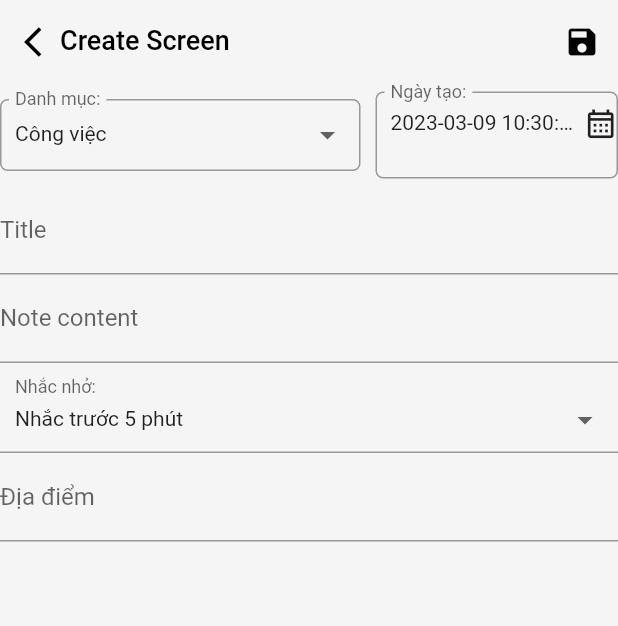
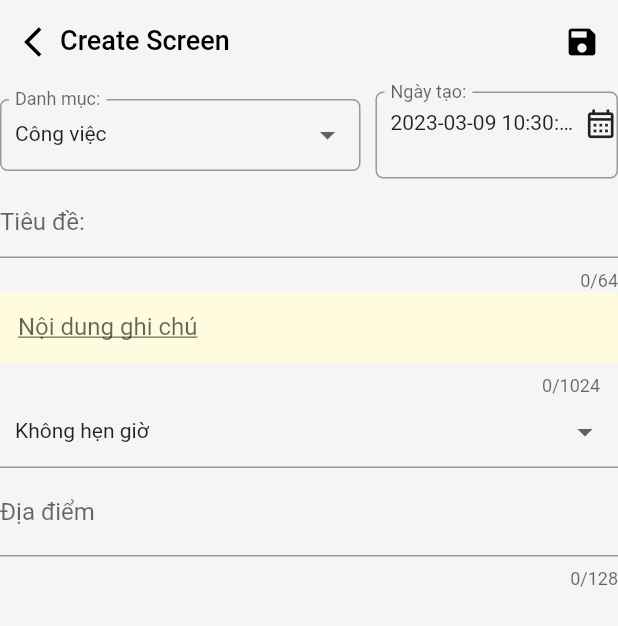
Before and after one commit to Hoang472000/AppNote, a Flutter app: the screen it shows after launch, after a tap on the "add" icon, on a phone screen of 412 x 824 dp. Shown: the top 626 px of the screen. Run offline on Flutter 3.47's test engine with Material 2 defaults, Android fonts, the phone set to English and light mode, and no system bars; our stand-ins replace cached_network_image, drift, equatable, flutter_bloc, flutter_html, flutter_svg and 2 more; accounts and stored records are empty; generated files the repository leaves out were written again.

Commit message:
HoangCV: add db

```diff
--- a/note_app/lib/resource/color.dart
+++ b/note_app/lib/resource/color.dart
@@ -3,4 +3,5 @@ import 'package:flutter/material.dart';
 class AppColor {
   static const Color text = Color(0xDD000000);
   static const Color background = Color(0xfff5f5f5);
+  static const Color yellow = Color(0xFFFFFBDE);
 }
--- a/note_app/lib/view/create_or_edit_page.dart
+++ b/note_app/lib/view/create_or_edit_page.dart
@@ -63,6 +63,11 @@ Future<void> _selectDate(BuildContext context, BuildContext contextBloc,
 }
 
 class _CreateOrEditPageState extends State<CreateOrEditPage> {
+  final titleController = TextEditingController();
+  final contentController = TextEditingController();
+  final addressController = TextEditingController();
+  bool _isNoteValid = false;
+
   @override
   Widget build(BuildContext context) {
     return BlocProvider(
@@ -77,11 +82,19 @@ class _CreateOrEditPageState extends State<CreateOrEditPage> {
             title: Text(widget.isCreate ? "Create Screen" : "Edit Screen",
                 style: StyleBkav.textStyleFW500(Colors.black, 18)),
             actions: [
-              IconButton(
-                  onPressed: () {},
+              BlocBuilder<CreateOrEditBloc, CreateOrEditState>(
+                  builder: (context, state) {
+                return IconButton(
+                    onPressed: () {
+                      context.read<CreateOrEditBloc>().add(InsertOrUpdateNote(
+                          title: titleController.text,
+                          contentNote: contentController.text,
+                          address: addressController.text));
+                    },
                     icon: widget.isCreate
                         ? const Icon(Icons.save)
-                      : const Icon(Icons.edit)),
+                        : const Icon(Icons.edit));
+              }),
             ],
           ),
           body: BlocConsumer<CreateOrEditBloc, CreateOrEditState>(
@@ -207,78 +220,81 @@ class _CreateOrEditPageState extends State<CreateOrEditPage> {
                         ],
                       ),
                     ),
-                    Container(
-                      child: TextFormField(
-                        controller: TextEditingController(),
+                    TextField(
+                      controller: titleController,
                       focusNode: FocusNode(),
-                        decoration: InputDecoration(
-                          hintText: "Title:",
-                          labelText: "Title",
-                          errorStyle: const TextStyle(
-                              color: Colors.redAccent, fontSize: 16.0),
+                      maxLength: 64,
+                      decoration: const InputDecoration(
+                        hintText: "Tiêu đề:",
+                        //labelText: "Title",
+                        /* errorStyle: const TextStyle(
+                            color: Colors.redAccent, fontSize: 16.0),*/
                       ),
+                      style: const TextStyle(fontSize: 16),
                     ),
-                    ),
-                    Container(
-                      child: TextFormField(
-                        controller: TextEditingController(),
+                    TextField(
+                      controller: contentController,
                       focusNode: FocusNode(),
-                        decoration: InputDecoration(
-                          hintText: "Note content:",
-                          labelText: "Note content",
-                          errorStyle: const TextStyle(
-                              color: Colors.redAccent, fontSize: 16.0),
-                        ),
-                      ),
+                      maxLines: null,
+                      maxLength: 1024,
+                      decoration: const InputDecoration(
+                          hintText: "Nội dung ghi chú",
+                          filled: true,
+                          fillColor: AppColor.yellow,
+                          enabledBorder:
+                              UnderlineInputBorder(borderSide: BorderSide.none),
+                          focusedBorder: UnderlineInputBorder(
+                              borderSide: BorderSide.none)),
+                      style: const TextStyle(
+                          fontSize: 16,
+                          decoration: TextDecoration.underline,
+                          decorationThickness: 1.0),
+                      onChanged: (value) {
+                        setState(() {
+                          _isNoteValid = value.trim().isNotEmpty;
+                        });
+                      },
                     ),
                     Container(
                       child: FormField<String>(
-                        builder:
-                            (FormFieldState<String> stateFrom) {
+                        builder: (FormFieldState<String> stateFrom) {
                           return InputDecorator(
-                            decoration: InputDecoration(
-                                labelText: "Nhắc nhở:",
-                                errorStyle: const TextStyle(
-                                    color: Colors.redAccent,
-                                    fontSize: 16.0),
-                                hintText: 'Please select expense',
-                                contentPadding:
-                                const EdgeInsets.symmetric(
-                                    vertical: 10.0,
-                                    horizontal: 10.0),
+                            decoration: const InputDecoration(
+                              //labelText: "Nhắc nhở:",
+                              errorStyle: TextStyle(
+                                  color: Colors.redAccent, fontSize: 16.0),
+                              hintText: "Nhắc nhở:",
+                              contentPadding: EdgeInsets.symmetric(
+                                  vertical: 10.0, horizontal: 10.0),
                               /*border: OutlineInputBorder(
                                     borderRadius:
                                     BorderRadius.circular(
-                                        5.0))*/),
+                                        5.0))*/
+                            ),
                             child: DropdownButtonHideUnderline(
                               child: DropdownButton<String>(
-                                value: (state.note??Note()).isNote?? true
-                                    ?state.listString[0]:state.listString[1],
+                                value: (state.note ?? Note()).isNote ?? true
+                                    ? state.listString[0]
+                                    : state.listString[1],
                                 isDense: true,
                                 isExpanded: true,
                                 onChanged: (String? newValue) {
-                                  context
-                                      .read<CreateOrEditBloc>()
-                                      .add(OnChangeString(
-                                      newValue ??state.listString[0]));
+                                  context.read<CreateOrEditBloc>().add(
+                                      OnChangeString(
+                                          newValue ?? state.listString[0]));
                                 },
-                                items: state.listString
-                                    .map((String value) {
+                                items: state.listString.map((String value) {
                                   return DropdownMenuItem<String>(
                                     value: value,
                                     child: value.isEmpty
                                         ? Container()
                                         : Text(value,
-                                        style: StyleBkav
-                                            .textStyleFW400(
-                                            AppColor.text,
-                                            14,
+                                            style: StyleBkav.textStyleFW400(
+                                                AppColor.text, 14,
                                                 overflow:
-                                            TextOverflow
-                                                .ellipsis),
+                                                    TextOverflow.ellipsis),
                                             maxLines: 1,
-                                        overflow: TextOverflow
-                                            .ellipsis),
+                                            overflow: TextOverflow.ellipsis),
                                   );
                                 }).toList(),
                               ),
@@ -289,13 +305,15 @@ class _CreateOrEditPageState extends State<CreateOrEditPage> {
                     ),
                     Container(
                       child: TextFormField(
-                        controller: TextEditingController(),
+                        controller: addressController,
                         focusNode: FocusNode(),
+                        maxLength: 128,
                         decoration: InputDecoration(
                             hintText: "Địa điểm:",
                             labelText: "Địa điểm",
                             errorStyle: const TextStyle(
-                              color: Colors.redAccent, fontSize: 16.0)/*,border:InputBorder.none*/
+                                color: Colors.redAccent,
+                                fontSize: 16.0) /*,border:InputBorder.none*/
                             ),
                       ),
                     ),
--- a/note_app/lib/view_model/note/create_or_edit_bloc.dart
+++ b/note_app/lib/view_model/note/create_or_edit_bloc.dart
@@ -2,6 +2,7 @@ import 'dart:async';
 
 import 'package:flutter_bloc/flutter_bloc.dart';
 import 'package:note_app/data/entity/category.dart';
+import 'package:note_app/data/entity/todo.dart';
 import 'package:note_app/utils/logger.dart';
 import '../../data/entity/note_entity.dart';
 import '../../data/repository.dart';
@@ -24,28 +25,49 @@ class CreateOrEditBloc extends Bloc<CreateOrEditEvent, CreateOrEditState> {
   FutureOr<void> _getListNote(
       GetListNote event, Emitter<CreateOrEditState> emit) async {
     Note note = Note(
-        categoryId: 0, category: "Công việc", date: DateTime.now().toString(), isNote: false);
+        id: 0,
+        categoryId: 0,
+        category: "Công việc",
+        date: DateTime.now().toString(),
+        isNote: false);
     List<Category> listCategory = [
       Category(0, "Công việc"),
       Category(1, "Học tập"),
       Category(2, "Riêng tư"),
     ];
-    List<String> listString = ["Không hẹn giờ","Nhắc trước 5 phút"];
+    List<String> listString = ["Nhắc trước 5 phút", "Không hẹn giờ"];
     emit(state.copyWith(
-        note: note, listCategory: listCategory, category: listCategory[0], listString: listString));
+        note: note,
+        listCategory: listCategory,
+        category: listCategory[0],
+        listString: listString));
     List<Note> list = await repository.getListNote();
     emit(state.copyWith(listNote: list, isShowProgress: false));
   }
 
   FutureOr<void> _insertOrUpdateNote(
       InsertOrUpdateNote event, Emitter<CreateOrEditState> emit) async {
-    bool isOk = await repository.insertUpdateNote(state.note ?? Note());
+    Note note = Note(
+        id: (state.note ?? Note()).id,
+        categoryId: (state.note ?? Note()).categoryId,
+        category: (state.note ?? Note()).category,
+        date: (state.note ?? Note()).date,
+        address: event.address,
+        noteContent: event.contentNote,
+        isNote: (state.note ?? Note()).isNote,
+        title: event.title,
+        listTodo: [
+          Todo(id: 0, task: 'hoangcv', isCompleted: false),
+          Todo(id: 0, task: 'bkav', isCompleted: true)
+        ]);
+    bool isOk = await repository.insertUpdateNote(note);
     Logger.loggerDebug("HoangCV: _insertOrUpdateNote: ${isOk}");
   }
 
   FutureOr<void> _changeCategory(
       ChangeCategory event, Emitter<CreateOrEditState> emit) async {
     Note note = Note(
+        id: (state.note ?? Note()).id,
         categoryId: event.category.categoryId,
         category: event.category.category,
         date: (state.note ?? Note()).date,
@@ -53,7 +75,7 @@ class CreateOrEditBloc extends Bloc<CreateOrEditEvent, CreateOrEditState> {
         noteContent: (state.note ?? Note()).noteContent,
         isNote: (state.note ?? Note()).isNote,
         title: (state.note ?? Note()).title);
-    emit(state.copyWith(note: note));
+    emit(state.copyWith(note: note, category: event.category));
   }
 
   FutureOr<void> _onChangeDateTime(
@@ -98,12 +120,15 @@ class GetListNote extends CreateOrEditEvent {
 }
 
 class InsertOrUpdateNote extends CreateOrEditEvent {
-  final Note note;
+  final String title;
+  final String contentNote;
+  final String address;
 
-  InsertOrUpdateNote(this.note);
+  InsertOrUpdateNote(
+      {required this.title, required this.contentNote, required this.address});
 
   @override
-  List<Object?> get props => [note];
+  List<Object?> get props => [title, contentNote, address];
 }
 
 class ChangeCategory extends CreateOrEditEvent {
```
Also changed, not shown: note_app/lib/data/entity/note_entity.dart (+60 -7 lines), note_app/lib/data/entity/todo.dart (added, +44 -0 lines), note_app/lib/data/local_data/database_note.dart (+20 -3 lines), note_app/lib/data/local_data/table/note_table.dart (+6 -3 lines), note_app/lib/data/local_data/table/todo_table.dart (added, +18 -0 lines), note_app/lib/data/repository_impl.dart (+14 -4 lines), note_app/lib/utils/widgets/dialog_manager.dart (added, +231 -0 lines), note_app/lib/data/local_data/database_note.g.dart. Lines whose indentation alone changed are shown as unchanged.
